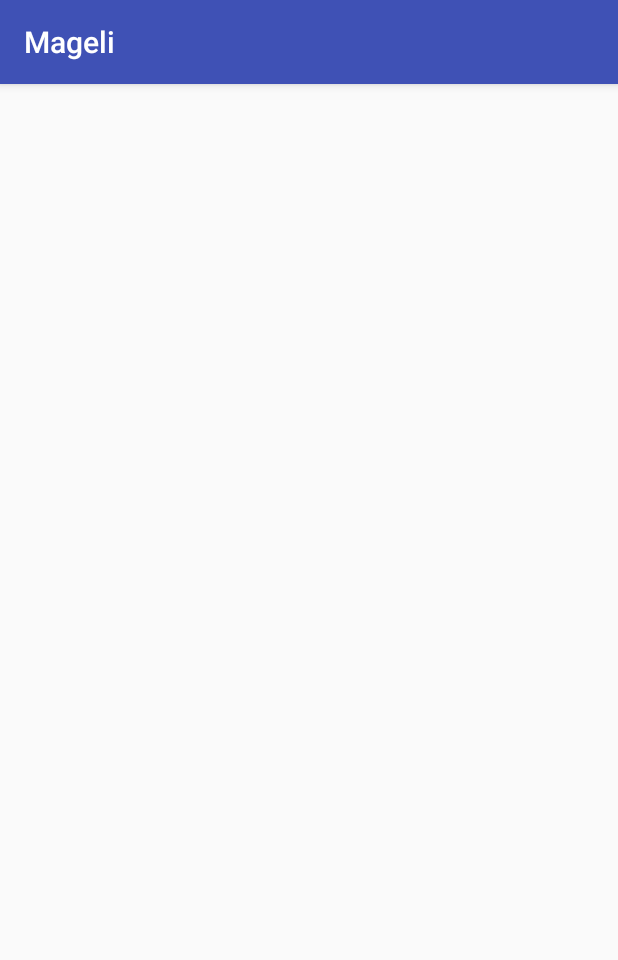
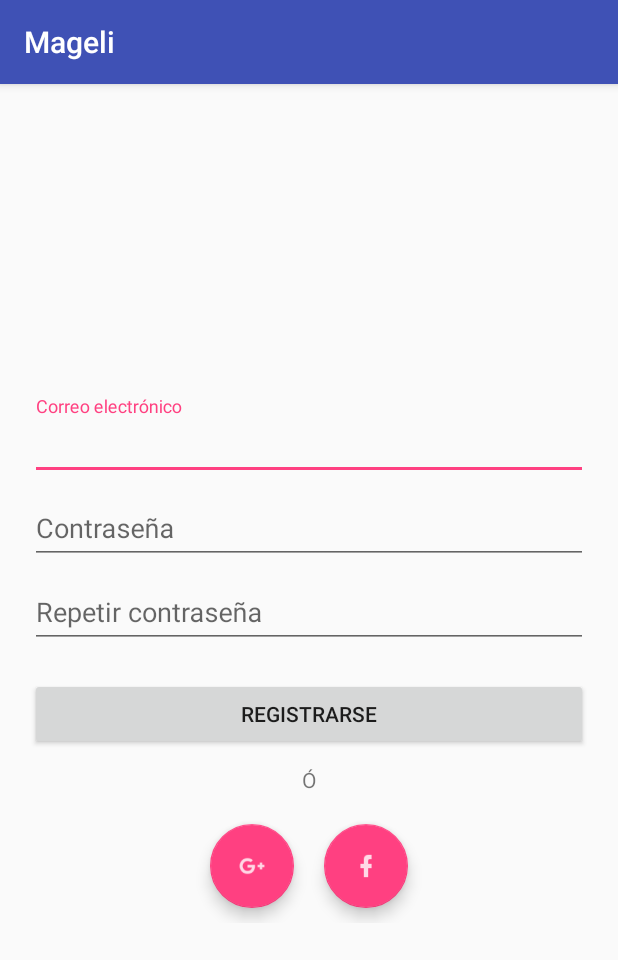
Before and after one commit to avansys-android-developers/proyecto, an Android app: the RegistroUsuarioActivity screen opened directly, with no data from a screen before it, on a phone screen of 412 x 824 dp. Shown: the top 960 px of the screen. Run offline under Robolectric (Android 15) with nearby library versions, the phone set to English and light mode, and no system bars; our stand-ins replace Firebase (no records; nobody signed in at launch, a user with empty details on screens opened directly).

Commit message:
validacion 1 login y resgistro usuario mas icon de redes sociales

```diff
--- a/app/Mageli/app/src/main/AndroidManifest.xml
+++ b/app/Mageli/app/src/main/AndroidManifest.xml
@@ -9,14 +9,14 @@
         android:roundIcon="@mipmap/ic_launcher_round"
         android:supportsRtl="true"
         android:theme="@style/AppTheme">
-        <activity android:name=".LoginActivity">
+        <activity android:name=".activity.LoginActivity">
             <intent-filter>
                 <action android:name="android.intent.action.MAIN" />
 
                 <category android:name="android.intent.category.LAUNCHER" />
             </intent-filter>
         </activity>
-        <activity android:name=".RegistroUsuarioActivity"></activity>
+        <activity android:name=".activity.RegistroUsuarioActivity"></activity>
     </application>
 
 </manifest>
--- /dev/null
+++ b/app/Mageli/app/src/main/java/com/chaicopaillag/app/mageli/activity/RegistroUsuarioActivity.java
@@ -0,0 +1,50 @@
+package com.chaicopaillag.app.mageli.activity;
+
+import android.support.design.widget.FloatingActionButton;
+import android.support.v7.app.AppCompatActivity;
+import android.os.Bundle;
+import android.view.View;
+import android.widget.Button;
+import android.widget.EditText;
+
+import com.chaicopaillag.app.mageli.R;
+import com.google.firebase.auth.FirebaseAuth;
+
+public class RegistroUsuarioActivity extends AppCompatActivity {
+    EditText txt_correo,txt_contrasenia,getTxt_contraseniabiz;
+    Button btn_registro;
+    FloatingActionButton btn_facebook,btn_google;
+
+    @Override
+    protected void onCreate(Bundle savedInstanceState) {
+        super.onCreate(savedInstanceState);
+        setContentView(R.layout.activity_registro_usuario);
+
+        txt_correo=(EditText)findViewById(R.id.txtcorreoreg);
+        txt_contrasenia=(EditText)findViewById(R.id.txtcontraseniareg);
+        getTxt_contraseniabiz=(EditText)findViewById(R.id.txtcontraseniabizreg);
+
+        btn_registro=(Button)findViewById(R.id.btnregistro);
+
+        btn_facebook=(FloatingActionButton)findViewById(R.id.btnfacebookreg);
+        btn_google=(FloatingActionButton)findViewById(R.id.btngooglereg);
+
+        btn_registro.setOnClickListener(new View.OnClickListener() {
+            @Override
+            public void onClick(View view) {
+
+            }
+        });
+
+    }
+
+    public void ValidarRegistro(){
+
+        String correo=txt_correo.getText().toString();
+        String contrasenia= txt_contrasenia.getText().toString();
+
+        if (correo.isEmpty()){
+
+        }
+    }
+}
--- a/app/Mageli/app/src/main/res/layout/activity_registro_usuario.xml
+++ b/app/Mageli/app/src/main/res/layout/activity_registro_usuario.xml
@@ -1,9 +1,93 @@
 <?xml version="1.0" encoding="utf-8"?>
-<android.support.constraint.ConstraintLayout xmlns:android="http://schemas.android.com/apk/res/android"
+<LinearLayout xmlns:android="http://schemas.android.com/apk/res/android"
     xmlns:app="http://schemas.android.com/apk/res-auto"
     xmlns:tools="http://schemas.android.com/tools"
     android:layout_width="match_parent"
     android:layout_height="match_parent"
-    tools:context="com.chaicopaillag.app.mageli.RegistroUsuarioActivity">
+    tools:context="com.chaicopaillag.app.mageli.activity.RegistroUsuarioActivity"
+    android:gravity="center"
+    android:id="@+id/content">
+    <LinearLayout
+        android:layout_width="match_parent"
+        android:layout_height="wrap_content"
+        android:orientation="vertical"
+        android:paddingLeft="20dp"
+        android:paddingRight="20dp"
+        android:id="@+id/container">
 
-</android.support.constraint.ConstraintLayout>
+        <android.support.design.widget.TextInputLayout
+            android:id="@+id/inputcoreo"
+            android:layout_width="match_parent"
+            android:layout_height="wrap_content">
+
+            <EditText
+                android:id="@+id/txtcorreoreg"
+                android:layout_width="match_parent"
+                android:layout_height="wrap_content"
+                android:hint="@string/correo" />
+        </android.support.design.widget.TextInputLayout>
+
+        <android.support.design.widget.TextInputLayout
+            android:id="@+id/inputcontrasenia"
+            android:layout_width="match_parent"
+            android:layout_height="wrap_content">
+
+            <EditText
+                android:id="@+id/txtcontraseniareg"
+                android:layout_width="match_parent"
+                android:layout_height="wrap_content"
+                android:hint="@string/contrasenia"
+                android:inputType="textPassword" />
+        </android.support.design.widget.TextInputLayout>
+
+        <android.support.design.widget.TextInputLayout
+            android:id="@+id/inputcontraseniabiz"
+            android:layout_width="match_parent"
+            android:layout_height="wrap_content">
+
+            <EditText
+                android:id="@+id/txtcontraseniabizreg"
+                android:layout_width="match_parent"
+                android:layout_height="wrap_content"
+                android:hint="@string/contraseniabiz"
+                android:inputType="textPassword" />
+        </android.support.design.widget.TextInputLayout>
+
+        <Button
+            android:layout_width="match_parent"
+            android:layout_height="wrap_content"
+            android:text="@string/registro"
+            android:id="@+id/btnregistro"
+            android:layout_marginTop="20dp"/>
+        <TextView
+            android:layout_width="match_parent"
+            android:layout_height="wrap_content"
+            android:text="@string/otambien"
+            android:textAlignment="center"
+            android:layout_marginTop="10dp"
+            android:layout_marginBottom="10dp"/>
+        <LinearLayout
+            android:layout_width="match_parent"
+            android:layout_height="wrap_content"
+            android:gravity="center_horizontal"
+            android:id="@+id/container_action_floting_buton"
+            android:orientation="horizontal">
+
+            <android.support.design.widget.FloatingActionButton
+                android:layout_width="wrap_content"
+                android:layout_height="wrap_content"
+                android:id="@+id/btngooglereg"
+                android:layout_margin="10dp"
+                android:src="@drawable/google"/>
+            <android.support.design.widget.FloatingActionButton
+                android:layout_width="wrap_content"
+                android:layout_height="wrap_content"
+                android:id="@+id/btnfacebookreg"
+                android:layout_margin="10dp"
+                android:src="@drawable/facebook"/>
+
+        </LinearLayout>
+
+    </LinearLayout>
+
+</LinearLayout>
--- a/app/Mageli/app/src/main/res/values/strings.xml
+++ b/app/Mageli/app/src/main/res/values/strings.xml
@@ -1,3 +1,14 @@
 <resources>
     <string name="app_name">Mageli</string>
+    <!--login-->
+    <string name="correo">Correo electrónico</string>
+    <string name="contrasenia">Contraseña</string>
+    <string name="contraseniabiz">Repetir contraseña</string>
+    <string name="iniciar">Iniciar Sesión</string>
+    <string name="registro">Registrarse</string>
+    <string name="otambien">Ó</string>
+
+    <!--erro login-->
+    <string name="error_correo">Ingrese correo electrónico</string>
+    <string name="error_contrasenia">Ingrese contraseña</string>
 </resources>
```
Also changed, not shown: app/Mageli/app/src/main/java/com/chaicopaillag/app/mageli/LoginActivity.java (deleted, +0 -14 lines), app/Mageli/app/src/main/java/com/chaicopaillag/app/mageli/RegistroUsuarioActivity.java (deleted, +0 -13 lines), app/Mageli/app/src/main/java/com/chaicopaillag/app/mageli/activity/LoginActivity.java (added, +86 -0 lines), app/Mageli/app/src/main/res/layout/activity_login.xml (+63 -10 lines), app/Mageli/app/src/main/res/drawable-hdpi/facebook.png (added), app/Mageli/app/src/main/res/drawable-hdpi/google.png (added), app/Mageli/app/src/main/res/drawable-mdpi/facebook.png (added), app/Mageli/app/src/main/res/drawable-mdpi/google.png (added), app/Mageli/app/src/main/res/drawable-xhdpi/facebook.png (added), app/Mageli/app/src/main/res/drawable-xhdpi/google.png (added), app/Mageli/app/src/main/res/drawable-xxhdpi/facebook.png (added), app/Mageli/app/src/main/res/drawable-xxhdpi/google.png (added).
